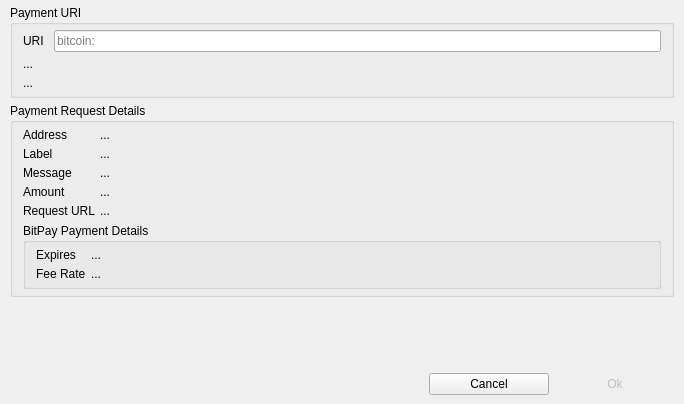
Old version of the form BlockSettleUILib/OpenURIDialog.ui in the repository BlockSettle/terminal.
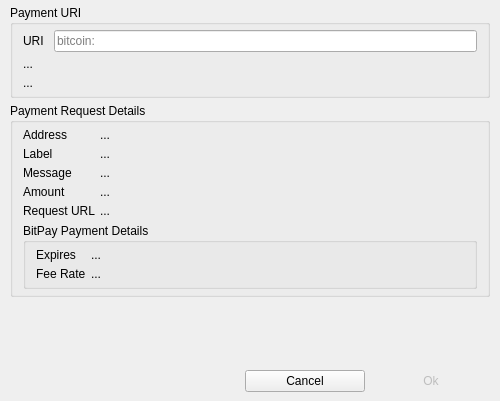
New version of the form.

The edit to the form file:
```diff
--- a/BlockSettleUILib/OpenURIDialog.ui
+++ b/BlockSettleUILib/OpenURIDialog.ui
@@ -6,16 +6,22 @@
    <rect>
     <x>0</x>
     <y>0</y>
-    <width>684</width>
-    <height>404</height>
+    <width>500</width>
+    <height>401</height>
    </rect>
   </property>
   <property name="sizePolicy">
-   <sizepolicy hsizetype="Fixed" vsizetype="Fixed">
+   <sizepolicy hsizetype="MinimumExpanding" vsizetype="MinimumExpanding">
     <horstretch>0</horstretch>
     <verstretch>0</verstretch>
    </sizepolicy>
   </property>
+  <property name="minimumSize">
+   <size>
+    <width>500</width>
+    <height>0</height>
+   </size>
+  </property>
   <property name="windowTitle">
    <string>Equity Token Issuance</string>
   </property>
```
